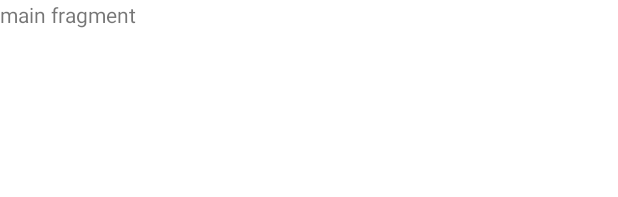
After one commit to CoderWzl/DuckSplash, an Android app: the layout fragment_main.xml on its own in the app's theme, with its tools: preview values and no code run, on a phone screen of 412 x 824 dp. The commit adds this screen. Shown: the top 197 px of the screen. Run offline under Robolectric (Android 15) with nearby library versions, the phone set to English and light mode, and no system bars.

Commit message:
搭建项目环境

```diff
--- a/app/src/main/AndroidManifest.xml
+++ b/app/src/main/AndroidManifest.xml
@@ -4,6 +4,7 @@
 
     <application
         android:allowBackup="true"
+        android:name=".DuckApplication"
         android:icon="@mipmap/ic_launcher"
         android:label="@string/app_name"
         android:roundIcon="@mipmap/ic_launcher_round"
--- /dev/null
+++ b/app/src/main/res/layout/fragment_main.xml
@@ -0,0 +1,14 @@
+<?xml version="1.0" encoding="utf-8"?>
+<FrameLayout xmlns:android="http://schemas.android.com/apk/res/android"
+    xmlns:tools="http://schemas.android.com/tools"
+    android:layout_width="match_parent"
+    android:layout_height="match_parent"
+    tools:context=".ui.MainFragment">
+
+    <!-- TODO: Update blank fragment layout -->
+    <TextView
+        android:layout_width="match_parent"
+        android:layout_height="match_parent"
+        android:text="main fragment" />
+
+</FrameLayout>
--- a/app/src/main/res/values-night/themes.xml
+++ b/app/src/main/res/values-night/themes.xml
@@ -1,6 +1,6 @@
 <resources xmlns:tools="http://schemas.android.com/tools">
     <!-- Base application theme. -->
-    <style name="Theme.DuckSplash" parent="Theme.MaterialComponents.DayNight.DarkActionBar">
+    <style name="Theme.DuckSplash" parent="Theme.MaterialComponents.DayNight.NoActionBar">
         <!-- Primary brand color. -->
         <item name="colorPrimary">@color/purple_200</item>
         <item name="colorPrimaryVariant">@color/purple_700</item>
@@ -10,7 +10,9 @@
         <item name="colorSecondaryVariant">@color/teal_200</item>
         <item name="colorOnSecondary">@color/black</item>
         <!-- Status bar color. -->
-        <item name="android:statusBarColor" tools:targetApi="l">?attr/colorPrimaryVariant</item>
+        <item name="android:statusBarColor" tools:targetApi="l">@color/transparent</item>
         <!-- Customize your theme here. -->
+        <item name="statusBarBackground">@color/transparent</item>
+
     </style>
 </resources>
--- a/app/src/main/res/values/colors.xml
+++ b/app/src/main/res/values/colors.xml
@@ -7,4 +7,5 @@
     <color name="teal_700">#FF018786</color>
     <color name="black">#FF000000</color>
     <color name="white">#FFFFFFFF</color>
+    <color name="transparent">#00000000</color>
 </resources>
--- a/app/src/main/res/values/strings.xml
+++ b/app/src/main/res/values/strings.xml
@@ -1,3 +1,5 @@
 <resources>
     <string name="app_name">DuckSplash</string>
+    <!-- TODO: Remove or change this placeholder text -->
+    <string name="hello_blank_fragment">Hello blank fragment</string>
 </resources>
--- a/app/src/main/res/values/themes.xml
+++ b/app/src/main/res/values/themes.xml
@@ -1,6 +1,6 @@
 <resources xmlns:tools="http://schemas.android.com/tools">
     <!-- Base application theme. -->
-    <style name="Theme.DuckSplash" parent="Theme.MaterialComponents.DayNight.DarkActionBar">
+    <style name="Theme.DuckSplash" parent="Theme.MaterialComponents.DayNight.NoActionBar">
         <!-- Primary brand color. -->
         <item name="colorPrimary">@color/purple_500</item>
         <item name="colorPrimaryVariant">@color/purple_700</item>
@@ -10,7 +10,9 @@
         <item name="colorSecondaryVariant">@color/teal_700</item>
         <item name="colorOnSecondary">@color/black</item>
         <!-- Status bar color. -->
-        <item name="android:statusBarColor" tools:targetApi="l">?attr/colorPrimaryVariant</item>
+        <item name="android:statusBarColor" tools:targetApi="l">@color/transparent</item>
         <!-- Customize your theme here. -->
+        <item name="statusBarBackground">@color/transparent</item>
+
     </style>
 </resources>
```
Also changed, not shown: app/build.gradle (+23 -8 lines), app/src/main/java/wzl/android/ducksplash/DuckApplication.kt (added, +14 -0 lines), app/src/main/java/wzl/android/ducksplash/MainActivity.kt (+7 -1 lines), app/src/main/java/wzl/android/ducksplash/ui/MainFragment.kt (added, +60 -0 lines), app/src/main/res/layout/activity_main.xml (+25 -10 lines), app/src/main/res/navigation/nav_main.xml (added, +13 -0 lines), build.gradle (+17 -2 lines).
